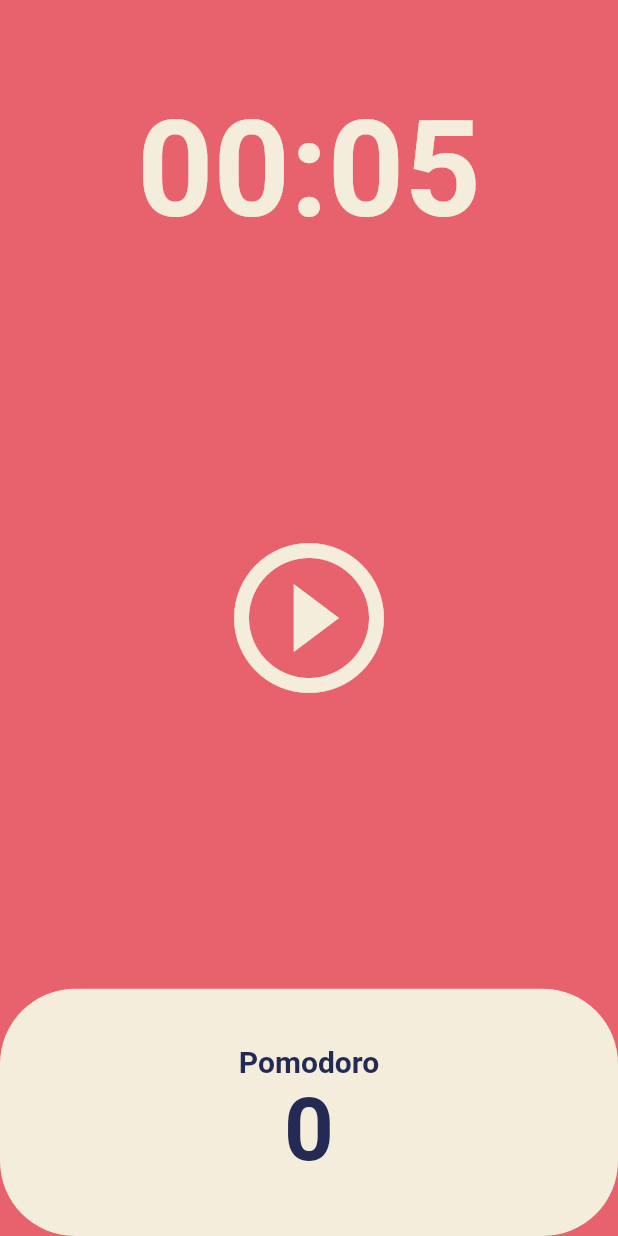
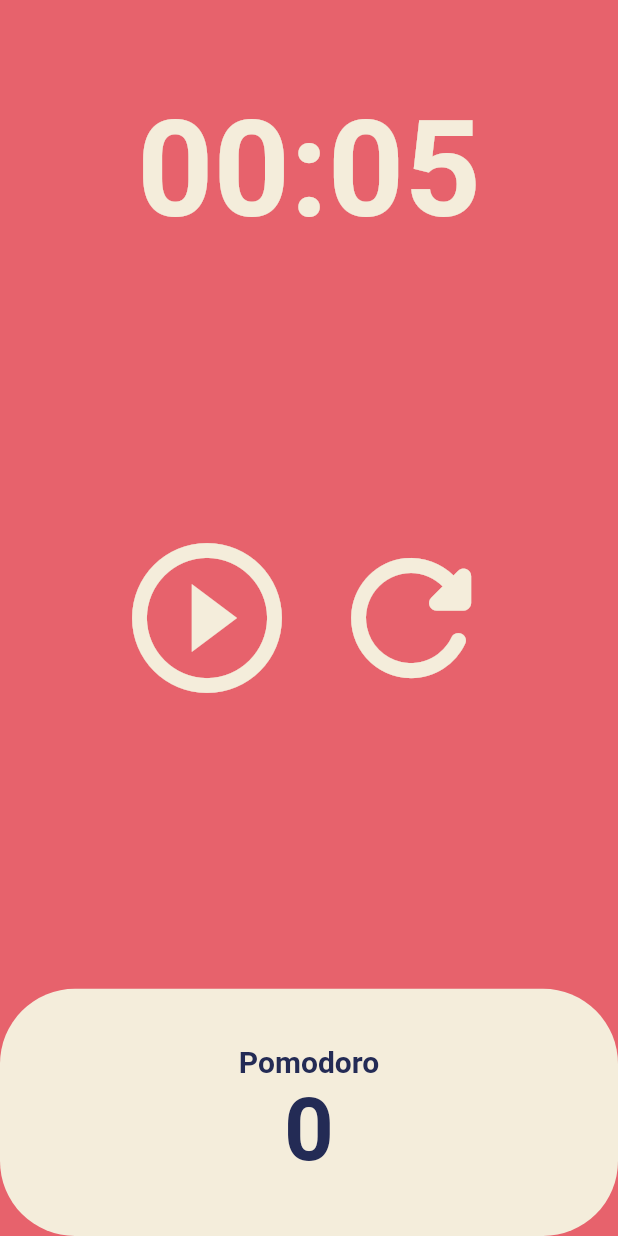
Before and after one commit to greyhawk16/pomodoro_clone, a Flutter app: the screen it shows after launch, on a phone screen of 412 x 824 dp. Run offline on Flutter 3.47's test engine with Material 2 defaults, Android fonts, the phone set to English and light mode, and no system bars.

Commit message:
Refresh button added
Can reset the timer while the timer is running.
Reset of timer will change "pause" icon to "play" icon

```diff
--- a/lib/screens/home_screens.dart
+++ b/lib/screens/home_screens.dart
@@ -47,6 +47,14 @@ class _HomeScreenState extends State<HomeScreen> {
     });
   }
 
+  void onResetPressed() {
+    timer.cancel();
+    setState(() {
+      totalSeconds = twentyFiveMinutes;
+      isRunning = false;
+    });
+  }
+
   String format(int seconds) {
     var duration = Duration(seconds: seconds);
     return duration.toString().split(".").first.substring(2, 7);
@@ -74,14 +82,27 @@ class _HomeScreenState extends State<HomeScreen> {
           ),
           Flexible(
             flex: 3,
-            child: Center(
-                child: IconButton(
-              iconSize: 120,
-              color: Theme.of(context).cardColor,
-              onPressed: isRunning ? onPausePressed : onStartPressed,
-              icon: Icon(
-                  isRunning ? Icons.pause_circle : Icons.play_circle_outline),
-            )),
+            child: Row(
+              mainAxisAlignment: MainAxisAlignment.center,
+              children: [
+                Center(
+                    child: IconButton(
+                  iconSize: 120,
+                  color: Theme.of(context).cardColor,
+                  onPressed: isRunning ? onPausePressed : onStartPressed,
+                  icon: Icon(isRunning
+                      ? Icons.pause_circle
+                      : Icons.play_circle_outline),
+                )),
+                Center(
+                    child: IconButton(
+                  iconSize: 120,
+                  color: Theme.of(context).cardColor,
+                  onPressed: onResetPressed,
+                  icon: const Icon(Icons.refresh_rounded),
+                )),
+              ],
+            ),
           ),
           Flexible(
             flex: 1,
```
